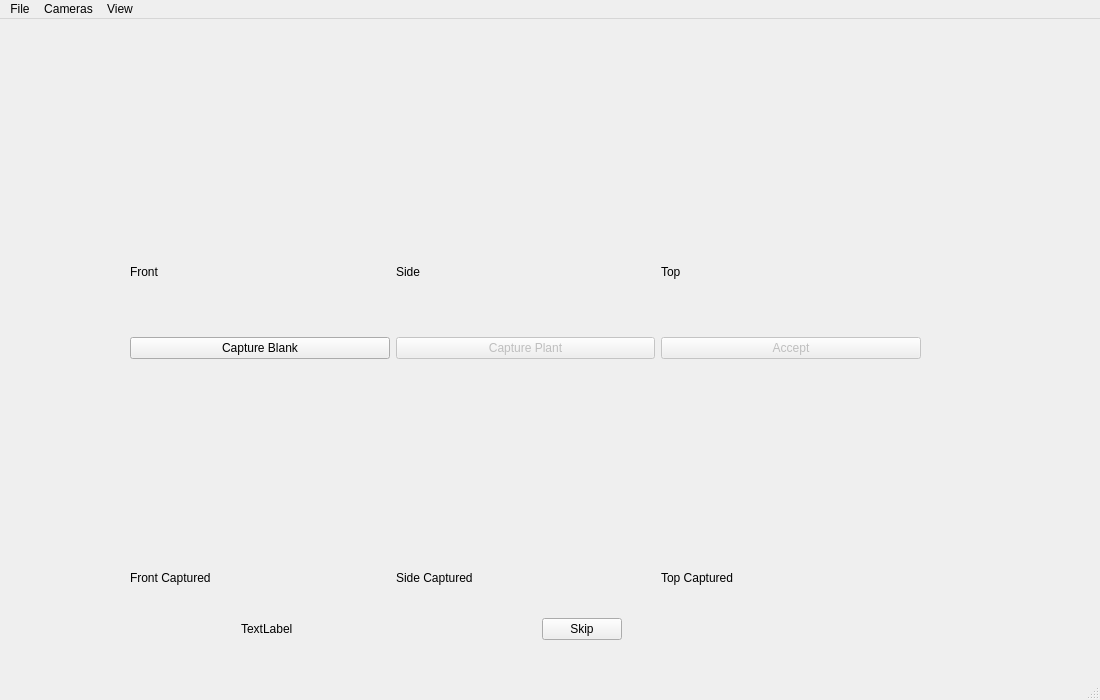
Above: Photogon/themainwindow.ui from DryFrost/photogon before the change. Below: the same form after it.
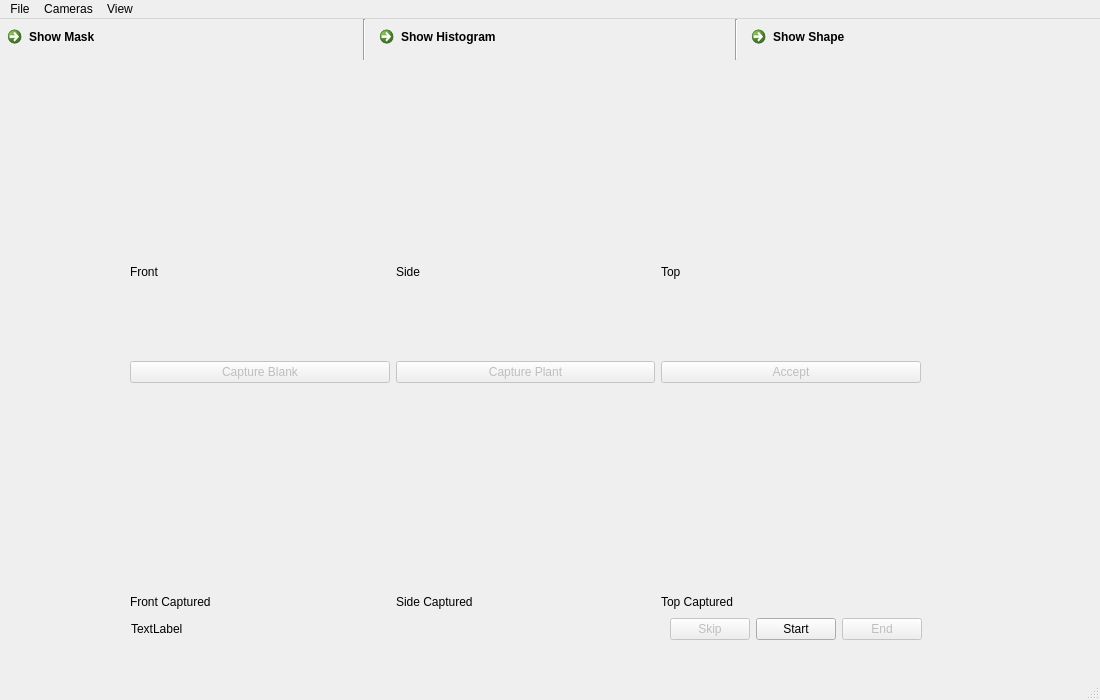
That is the form after the change. Icons and pictures are not drawn.

```diff
--- a/Photogon/themainwindow.ui
+++ b/Photogon/themainwindow.ui
@@ -20,7 +20,7 @@
       <x>130</x>
       <y>40</y>
       <width>791</width>
-      <height>526</height>
+      <height>550</height>
      </rect>
     </property>
     <layout class="QVBoxLayout" name="verticalLayout">
@@ -99,6 +99,9 @@
         <layout class="QHBoxLayout" name="horizontalLayout_4">
          <item>
           <widget class="QPushButton" name="capBlank">
+           <property name="enabled">
+            <bool>false</bool>
+           </property>
            <property name="text">
             <string>Capture Blank</string>
            </property>
@@ -189,9 +192,9 @@
    <widget class="QWidget" name="horizontalLayoutWidget_6">
     <property name="geometry">
      <rect>
-      <x>241</x>
+      <x>131</x>
       <y>570</y>
-      <width>381</width>
+      <width>791</width>
       <height>80</height>
      </rect>
     </property>
@@ -223,12 +226,87 @@
       </spacer>
      </item>
      <item>
-      <widget class="QPushButton" name="pushButton_4">
+      <widget class="QPushButton" name="skip">
+       <property name="enabled">
+        <bool>false</bool>
+       </property>
        <property name="text">
         <string>Skip</string>
        </property>
       </widget>
      </item>
+     <item>
+      <widget class="QPushButton" name="pushButton">
+       <property name="text">
+        <string>Start</string>
+       </property>
+       <property name="icon">
+        <iconset resource="icons.qrc">
+         <normaloff>:/icons/media-playback-play.svg</normaloff>:/icons/media-playback-play.svg</iconset>
+       </property>
+      </widget>
+     </item>
+     <item>
+      <widget class="QPushButton" name="end">
+       <property name="enabled">
+        <bool>false</bool>
+       </property>
+       <property name="text">
+        <string>End</string>
+       </property>
+       <property name="icon">
+        <iconset resource="icons.qrc">
+         <normaloff>:/icons/process-stop.svg</normaloff>:/icons/process-stop.svg</iconset>
+       </property>
+      </widget>
+     </item>
+    </layout>
+   </widget>
+   <widget class="QWidget" name="horizontalLayoutWidget">
+    <property name="geometry">
+     <rect>
+      <x>0</x>
+      <y>0</y>
+      <width>1101</width>
+      <height>41</height>
+     </rect>
+    </property>
+    <layout class="QHBoxLayout" name="horizontalLayout">
+     <item>
+      <widget class="QCommandLinkButton" name="commandLinkButton">
+       <property name="text">
+        <string>Show Mask</string>
+       </property>
+      </widget>
+     </item>
+     <item>
+      <widget class="Line" name="line_2">
+       <property name="orientation">
+        <enum>Qt::Vertical</enum>
+       </property>
+      </widget>
+     </item>
+     <item>
+      <widget class="QCommandLinkButton" name="commandLinkButton_2">
+       <property name="text">
+        <string>Show Histogram</string>
+       </property>
+      </widget>
+     </item>
+     <item>
+      <widget class="Line" name="line">
+       <property name="orientation">
+        <enum>Qt::Vertical</enum>
+       </property>
+      </widget>
+     </item>
+     <item>
+      <widget class="QCommandLinkButton" name="commandLinkButton_3">
+       <property name="text">
+        <string>Show Shape </string>
+       </property>
+      </widget>
+     </item>
     </layout>
    </widget>
   </widget>
```
Left out of the diff: 18 changed lines with no effect on the pictures.
